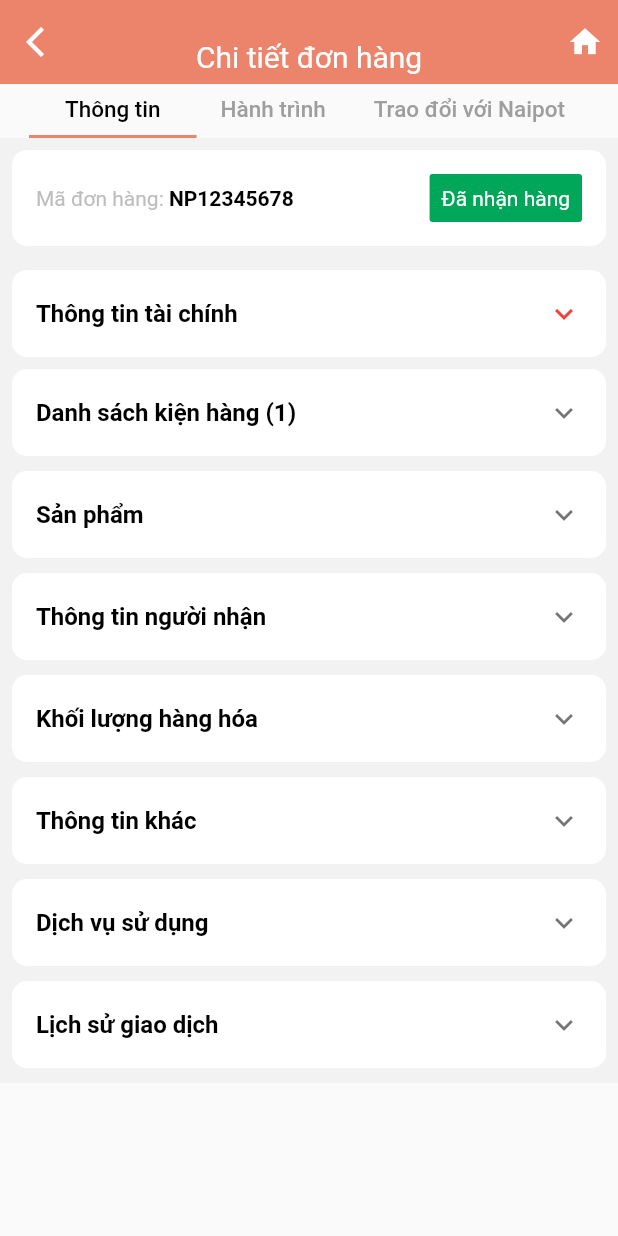
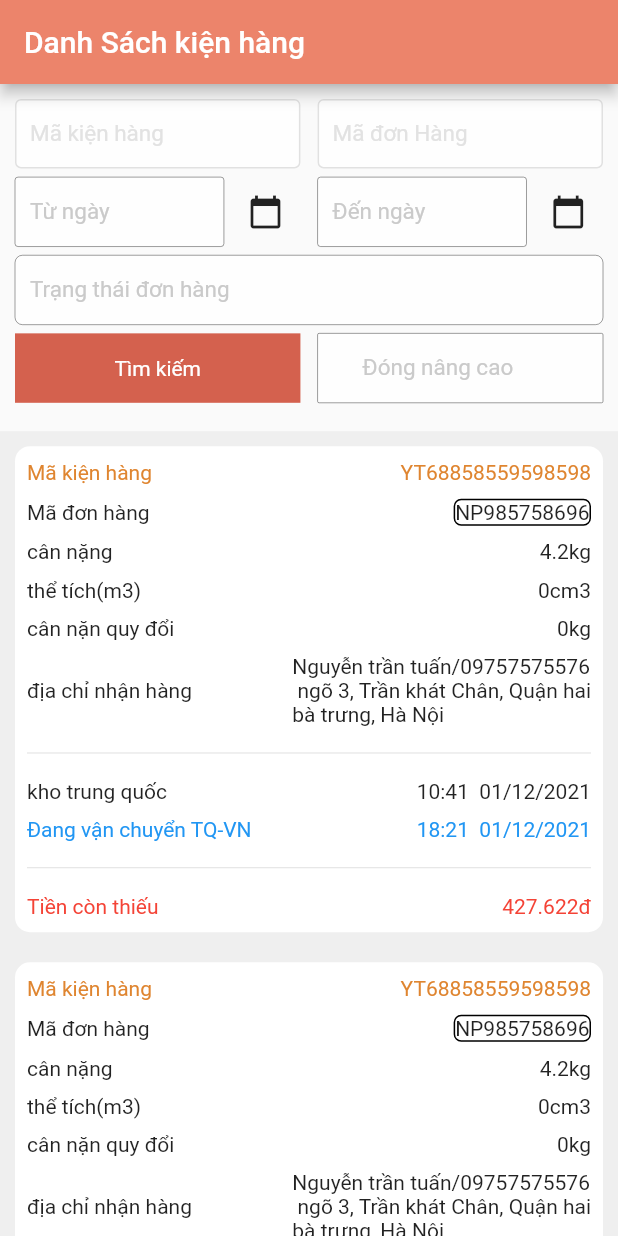
Before and after one commit to nduc999112/flutter_1, a Flutter app: the screen it shows after launch, on a phone screen of 412 x 824 dp. Run offline on Flutter 3.47's test engine with Material 2 defaults, Android fonts, the phone set to English and light mode, and no system bars; our stand-ins replace flutter_screenutil.

Commit message:
update code

```diff
--- a/lib/contants/size_const.dart
+++ b/lib/contants/size_const.dart
@@ -3,6 +3,7 @@ import 'package:flutter_1/utils/size_utils.dart';
 class SizeConst {
   //add height
   static double h320 = SizeUtil.setHeight(320);
+  static double h280 = SizeUtil.setHeight(280);
   static double h250 = SizeUtil.setHeight(250);
   static double h220 = SizeUtil.setHeight(220);
   static double h200 = SizeUtil.setHeight(200);
@@ -39,6 +40,7 @@ class SizeConst {
   static double h1 = SizeUtil.setHeight(1);
   static double h2 = SizeUtil.setHeight(2);
   static double h3 = SizeUtil.setHeight(3);
+  static double h500 = SizeUtil.setHeight(500);
 
   // add width
   static double w398 = SizeUtil.setWidth(398);
--- /dev/null
+++ b/lib/home6_hung_0712/home_screen.dart
@@ -0,0 +1,430 @@
+import 'package:flutter/material.dart';
+import 'package:flutter_1/contants/size_const.dart';
+
+import 'model1.dart';
+class HomeSceen6 extends StatefulWidget {
+
+  @override
+  _HomeSceen6State createState() => _HomeSceen6State();
+}
+
+class _HomeSceen6State extends State<HomeSceen6> {
+  List<Model1> listData =[];
+  @override
+  void initState() {
+  listData = [
+     Model1(
+       titlema: 'Mã kiện hàng',
+       titledh: 'Mã đơn hàng',
+       titlecn: 'cân nặng',
+       titlett: 'thể tích(m3)',
+       titleqd: 'cân nặn quy đổi',
+       titledc: 'địa chỉ nhận hàng',
+       titlekho: 'kho trung quốc',
+       titlestate: 'Đang vận chuyển TQ-VN',
+       titletien: 'Tiền còn thiếu ',
+       ma: 'YT68858559598598',
+       dh: 'NP985758696',
+       cn: '4.2kg',
+       tt: '0cm3',
+       qd: '0kg',
+       dc: 'Nguyễn trần tuấn/09757575576\n ngõ 3, Trần khát Chân, Quận hai\nbà trưng, Hà Nội',
+       kho: '10:41  01/12/2021',
+       State: '18:21  01/12/2021',
+       tien: '427.622đ',
+     ),
+    Model1(
+      titlema: 'Mã kiện hàng',
+      titledh: 'Mã đơn hàng',
+      titlecn: 'cân nặng',
+      titlett: 'thể tích(m3)',
+      titleqd: 'cân nặn quy đổi',
+      titledc: 'địa chỉ nhận hàng',
+      titlekho: 'kho trung quốc',
+      titlestate: 'Đang vận chuyển TQ-VN',
+      titletien: 'Tiền còn thiếu ',
+      ma: 'YT68858559598598',
+      dh: 'NP985758696',
+      cn: '4.2kg',
+      tt: '0cm3',
+      qd: '0kg',
+      dc: 'Nguyễn trần tuấn/09757575576\n ngõ 3, Trần khát Chân, Quận hai\nbà trưng, Hà Nội',
+      kho: '10:41  01/12/2021',
+      State: '18:21  01/12/2021',
+      tien: '427.622đ',
+    ),
+    Model1(
+      titlema: 'Mã kiện hàng',
+      titledh: 'Mã đơn hàng',
+      titlecn: 'cân nặng',
+      titlett: 'thể tích(m3)',
+      titleqd: 'cân nặn quy đổi',
+      titledc: 'địa chỉ nhận hàng',
+      titlekho: 'kho trung quốc',
+      titlestate: 'Đang vận chuyển TQ-VN',
+      titletien: 'Tiền còn thiếu ',
+      ma: 'YT68858559598598',
+      dh: 'NP985758696',
+      cn: '4.2kg',
+      tt: '0cm3',
+      qd: '0kg',
+      dc: 'Nguyễn trần tuấn/09757575576\n ngõ 3, Trần khát Chân, Quận hai\nbà trưng, Hà Nội',
+      kho: '10:41  01/12/2021',
+      State: '18:21  01/12/2021',
+      tien: '427.622đ',
+    )
+  ];
+    super.initState();
+  }
+  @override
+  Widget build(BuildContext context) {
+    print('${MediaQuery.of(context).size.width}');
+    print('${MediaQuery.of(context).size.height}');
+    return Scaffold(
+      appBar: AppBar(
+ title: Text('Danh Sách kiện hàng', style: TextStyle(color: Colors.white),),
+        backgroundColor: Color(0xffec846b),
+      ),
+    body: Container(
+      child: Column(
+        children: [
+          Container(
+              width: double.maxFinite,
+              height: SizeConst.h200,
+              child: Column(
+                children: <Widget>[
+                  Padding(
+                    padding: const EdgeInsets.only(top: 10),
+                    child: Container(
+                      child: Padding(
+                        padding: const EdgeInsets.only(left: 10, right: 10),
+                        child: Row(
+                          mainAxisSize: MainAxisSize.min,
+                          children: [
+                            Expanded(
+                              flex: 1,
+                              child: Container(
+                                height: SizeConst.h40,
+                                width: double.maxFinite,
+                                child: TextField(
+                                  style: TextStyle(
+                                    height: 1,
+                                  ),
+                                  decoration: InputDecoration(
+                                      border: OutlineInputBorder(
+                                        borderRadius: BorderRadius.circular(1),
+                                      ),
+                                      enabledBorder: OutlineInputBorder(
+                                        borderSide: BorderSide(color: Color(0xffe1e1e1)),
+                                      ),
+                                      filled: true,
+                                      contentPadding: EdgeInsets.only(left: 10),
+                                      hintText: 'Mã kiện hàng ',
+                                      hintStyle: TextStyle(color: Color(0xffe2e2e2), fontSize: 15),
+                                      fillColor: Colors.white70),
+                                ),
+                              ),
+                            ),
+                            SizedBox(width: SizeConst.w10,),
+                            Expanded(
+                              flex: 1,
+                              child: Container(
+                                height: SizeConst.h40,
+                                width: double.maxFinite,
+                                child: TextField(
+                                  style: TextStyle(
+                                    height: 1,
+                                  ),
+                                  decoration: InputDecoration(
+                                      border: OutlineInputBorder(
+                                        borderRadius: BorderRadius.circular(1),
+                                      ),
+                                      enabledBorder: OutlineInputBorder(
+                                        borderSide: BorderSide(color: Color(0xffe1e1e1)),
+                                      ),
+                                      filled: true,
+                                      contentPadding: EdgeInsets.only(left: 10),
+                                      hintText: 'Mã đơn Hàng',
+                                    hintStyle: TextStyle(color: Color(0xffe2e2e2), fontSize: 15),
+                                      fillColor: Colors.white70),
+                                ),
+
+                              ),
+                            ),
+                          ],
+                        ),
+                      ),
+                    ),
+                  ),
+                  SizedBox(height: SizeConst.h5,),
+                  Container(
+                    child: Padding(
+                      padding: const EdgeInsets.only(left: 10, right: 10),
+                      child: Row(
+                        mainAxisSize: MainAxisSize.min,
+                        children: [
+                          Expanded(
+                            flex: 3,
+                            child: Container(
+                              height: SizeConst.h40,
+                              width: double.maxFinite,
+                              child: TextField(
+                                style: TextStyle(
+                                  height: 1,
+                                ),
+                                enabled: false,
+                                decoration: InputDecoration(
+                                    border: OutlineInputBorder(
+                                      borderRadius: BorderRadius.circular(2),
+                                    ),
+                                    enabledBorder: OutlineInputBorder(
+                                      borderSide: BorderSide(color: Color(0xffa6a6a6)),
+                                    ),
+                                    filled: true,
+                                    contentPadding: EdgeInsets.only(left: 10),
+                                    hintText: 'Từ ngày ',
+                                    hintStyle: TextStyle(color: Color(0xffcacaca), fontSize: 15),
+                                    fillColor: Colors.white70),
+                              ),
+                            ),
+                          ),
+                          SizedBox(width: SizeConst.w4,),
+                          Expanded(
+                            flex: 1,
+                            child: Icon(Icons.calendar_today)
+                          ),
+                          SizedBox(width: SizeConst.w10,),
+                          Expanded(
+                            flex: 3,
+                            child: Container(
+                              height: SizeConst.h40,
+                              width: double.maxFinite,
+                              child: TextField(
+                                style: TextStyle(
+                                  height: 1,
+                                ),
+                                enabled: false,
+                                decoration: InputDecoration(
+                                    border: OutlineInputBorder(
+                                      borderRadius: BorderRadius.circular(2),
+                                    ),
+                                    enabledBorder: OutlineInputBorder(
+                                      borderSide: BorderSide(color: Color(0xffa6a6a6)),
+                                    ),
+                                    filled: true,
+                                    contentPadding: EdgeInsets.only(left: 10),
+                                    hintText: 'Đến ngày',
+                                    hintStyle: TextStyle(color: Color(0xffcacaca), fontSize: 15),
+                                    fillColor: Colors.white70),
+                              ),
+
+                            ),
+                          ),
+                          SizedBox(width: SizeConst.w4,),
+                          Expanded(
+                            flex: 1,
+                            child: Container(
+                              height: SizeConst.h40,
+                              width: double.maxFinite,
+                              child: Icon(Icons.calendar_today)
+                            ),
+                          ),
+
+                        ],
+                      ),
+                    ),
+                  ),
+                  SizedBox(height: SizeConst.h5,),
+                  Container(
+                    child: Padding(
+                      padding: const EdgeInsets.only(left: 10, right: 10),
+                      child: Row(
+                        mainAxisSize: MainAxisSize.min,
+                        children: [
+                          Expanded(
+                            flex: 1,
+                            child: Container(
+                              height: SizeConst.h40,
+                              width: double.maxFinite,
+                              child: TextField(
+                                style: TextStyle(
+                                  height: 1,
+                                ),
+                                enabled: false,
+                                decoration: InputDecoration(
+                                    border: OutlineInputBorder(
+                                      borderRadius: BorderRadius.circular(5),
+                                    ),
+                                    enabledBorder: OutlineInputBorder(
+                                      borderSide: BorderSide(color: Color(0xffa6a6a6)),
+                                    ),
+                                    filled: true,
+                                    contentPadding: EdgeInsets.only(left: 10),
+                                    hintText: 'Trạng thái đơn hàng ',
+                                    hintStyle: TextStyle(color: Color(0xffcacaca), fontSize: 15),
+                                    fillColor: Colors.white70),
+                              ),
+                            ),
+                          ),
+                        ],
+                      ),
+                    ),
+                  ),
+                  SizedBox(height: SizeConst.h5,),
+                  Container(
+                    child: Padding(
+                      padding: const EdgeInsets.only(left: 10, right: 10),
+                      child: Row(
+                        mainAxisSize: MainAxisSize.min,
+                        children: [
+                          Expanded(
+                            flex: 1,
+                            child: InkWell(
+                              child: Container(
+                                height: SizeConst.h40,
+                                decoration: BoxDecoration(
+                                  color: Color(0xffd4614e),
+                                ),
+                                child: Center(child: Text('Tìm kiếm', style: TextStyle(color: Colors.white),)),
+                              ),
+                            ),
+                          ),
+                          SizedBox(width: SizeConst.w10,),
+                          Expanded(
+                            flex: 1,
+                            child: Container(
+                              height: SizeConst.h40,
+                              width: double.maxFinite,
+                              child: TextField(
+                                style: TextStyle(
+                                  height: 1,
+                                ),
+                                enabled: false,
+                                decoration: InputDecoration(
+                                    border: OutlineInputBorder(
+                                      borderRadius: BorderRadius.circular(1),
+                                    ),
+                                    enabledBorder: OutlineInputBorder(
+                                      borderSide: BorderSide(color: Color(0xffa6a6a6)),
+                                    ),
+                                    filled: true,
+                                    contentPadding: EdgeInsets.only(left: 30),
+                                    hintText: 'Đóng nâng cao',
+                                    hintStyle: TextStyle(color: Color(0xffcacaca), fontSize: 15),
+                                    fillColor: Colors.white70),
+                              ),
+                            ),
+                          ),
+
+                        ],
+                      ),
+                    ),
+                  ),
+                ],
+              ),
+            ),
+          Expanded(
+            child: Container(
+              color: Color(0xffefefef),
+              child: ListView.builder(
+                itemCount: listData.length,
+                  itemBuilder: (BuildContext context, int index){
+                    return Padding(
+                      padding: const EdgeInsets.all(10),
+                      child: Container(
+                        height: SizeConst.h280,
+                        width: double.maxFinite,
+                        decoration: BoxDecoration(
+                            borderRadius: BorderRadius.circular(10), color: Colors.white),
+                        child: Padding(
+                          padding: const EdgeInsets.symmetric(horizontal: 8),
+                          child: Column(
+                            mainAxisAlignment: MainAxisAlignment.spaceEvenly,
+                            children: [
+                              Row(
+                                mainAxisAlignment: MainAxisAlignment.spaceBetween,
+                                children: [
+                                  Text('${listData[index].titlema}', style: TextStyle(color: Color(0xffdf8530)),),
+                                  Text("${listData[index].ma}",style: TextStyle(color: Color(0xffdf8530))),
+                                ],
+                              ),
+                              Row(
+                                mainAxisAlignment: MainAxisAlignment.spaceBetween,
+                                children: [
+                                  Text('${listData[index].titledh}'),
+                                  Container(
+                                    decoration: BoxDecoration(
+                                      border: Border.all(
+                                        width: 1,
+                                        color: Colors.black
+                                      ),
+                                      borderRadius: BorderRadius.circular(5)
+                                    ),
+                                      child: Text("${listData[index].dh}")),
+                                ],
+                              ),
+                              Row(
+                                mainAxisAlignment: MainAxisAlignment.spaceBetween,
+                                children: [
+                                  Text('${listData[index].titlecn}'),
+                                  Text("${listData[index].cn}"),
+                                ],
+                              ),
+                              Row(
+                                mainAxisAlignment: MainAxisAlignment.spaceBetween,
+                                children: [
+                                  Text('${listData[index].titlett}'),
+                                  Text("${listData[index].tt}"),
+                                ],
+                              ),
+                              Row(
+                                mainAxisAlignment: MainAxisAlignment.spaceBetween,
+                                children: [
+                                  Text('${listData[index].titleqd}'),
+                                  Text("${listData[index].qd}"),
+                                ],
+                              ),
+                              Row(
+                                mainAxisAlignment: MainAxisAlignment.spaceBetween,
+                                children: [
+                                  Text('${listData[index].titledc}'),
+                                  Text("${listData[index].dc}"),
+                                ],
+                              ),
+                              Divider(),
+                              Row(
+                                mainAxisAlignment: MainAxisAlignment.spaceBetween,
+                                children: [
+                                  Text('${listData[index].titlekho}'),
+                                  Text("${listData[index].kho}"),
+                                ],
+                              ),
+                              Row(
+                                mainAxisAlignment: MainAxisAlignment.spaceBetween,
+                                children: [
+                                  Text('${listData[index].titlestate}', style: TextStyle(color: Colors.blue),),
+                                  Text("${listData[index].State}", style: TextStyle(color: Colors.blue),),
+                                ],
+                              ),
+                              Divider(),
+                              Row(
+                                mainAxisAlignment: MainAxisAlignment.spaceBetween,
+                                children: [
+                                  Text('${listData[index].titletien}', style: TextStyle(color: Colors.red),),
+                                  Text("${listData[index].tien}" ,style: TextStyle(color: Colors.red),),
+                                ],
+                              ),
+                            ],
+                          ),
+                        ),
+                      ),
+                    );
+                  }),
+            )
+          )
+        ],
+      ),
+    ),
+    );
+  }
+}
--- /dev/null
+++ b/lib/home6_hung_0712/model1.dart
@@ -0,0 +1,22 @@
+class Model1{
+String? titlema;
+String? titledh;
+String? titlett;
+String? titlecn;
+String? titleqd;
+String? titledc;
+String? titlekho;
+String? titlestate;
+String? titletien;
+String? ma;
+String? dh;
+String? tt;
+String? cn;
+String? qd;
+String? dc;
+String? kho;
+String? State;
+String? tien;
+Model1({this.dh,this.State,this.cn,this.dc,this.kho,this.ma,this.qd,this.tien,this.titlecn,this.titledc,this.titledh,this.titlekho,this.titlema,this.titleqd,this.titlestate,this.titletien,this.titlett,this.tt});
+
+}
--- a/lib/main.dart
+++ b/lib/main.dart
@@ -5,6 +5,7 @@ import 'home/home.dart';
 import 'home2/home2.dart';
 import 'home3/home3.dart';
 import 'home4/home4.dart';
+import 'home6_hung_0712/home_screen.dart';
 
 void main() {
   runApp(
@@ -19,14 +20,14 @@ class MyApp extends StatelessWidget {
   Widget build(BuildContext context) {
     return
       ScreenUtilInit(
-        designSize: Size(392.72727272727275, 834.9090909090909),
+        designSize: Size(360, 712),
           builder: ()=> MaterialApp(
             debugShowCheckedModeBanner: false,
             title: 'Flutter Demo',
             theme: ThemeData(
               primarySwatch: Colors.blue,
             ),
-            home:  HomeView3(),
+            home:  HomeSceen6(),
           )
 
       );
```
Also changed, not shown: pubspec.lock.
